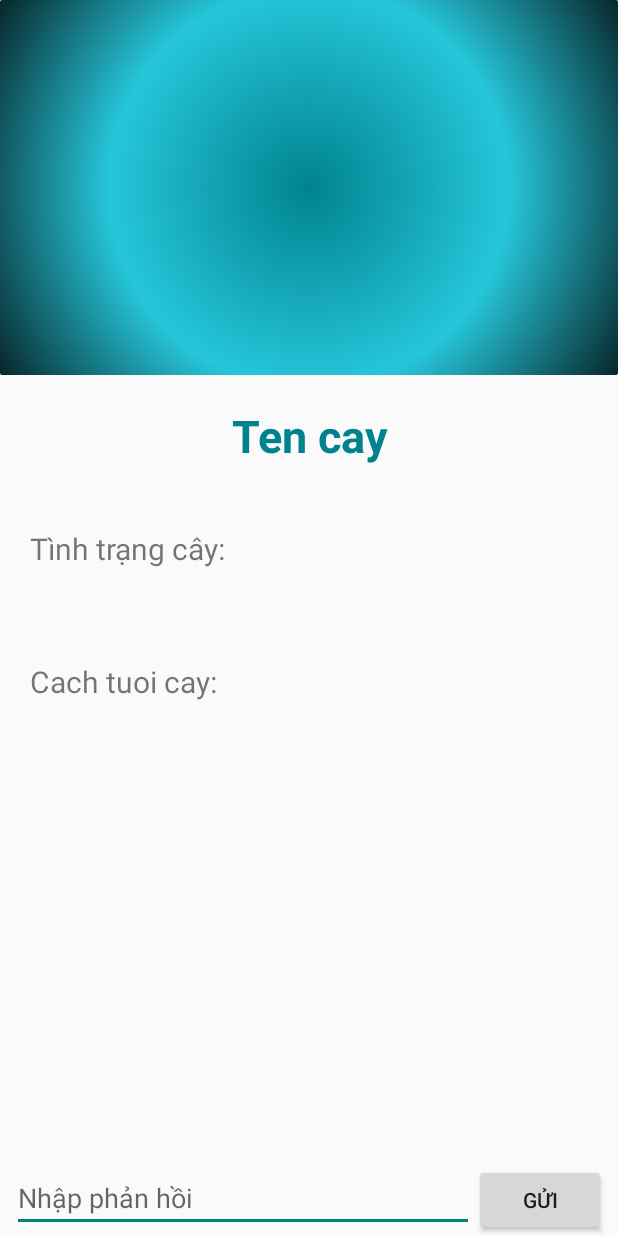
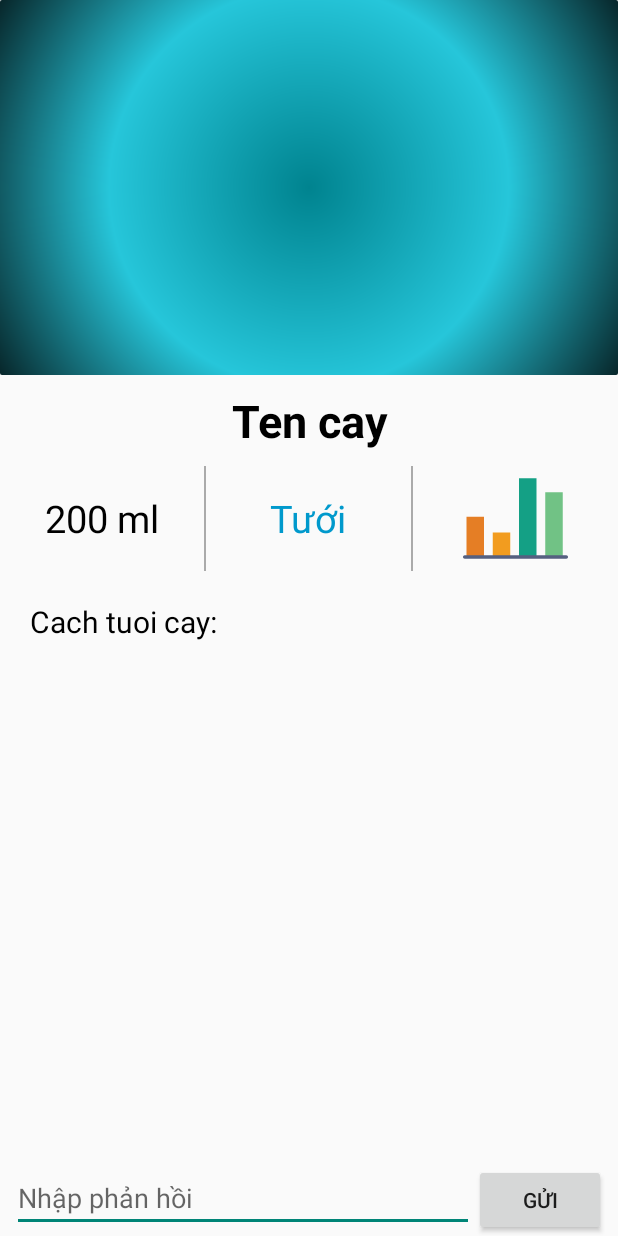
Before and after one commit to ducbet/HI, an Android app: the TreeDetail screen opened directly, with no data from a screen before it, on a phone screen of 412 x 824 dp. Run offline under Robolectric (Android 15) with nearby library versions, the phone set to English and light mode, and no system bars.

Commit message:
change tree detail UI

```diff
--- a/app/src/main/java/com/example/tmd/hi_20172/activity/TreeDetail.java
+++ b/app/src/main/java/com/example/tmd/hi_20172/activity/TreeDetail.java
@@ -4,7 +4,6 @@ import android.app.Activity;
 import android.content.Intent;
 import android.os.Bundle;
 import android.support.v7.app.AppCompatActivity;
-import android.util.Log;
 import android.view.View;
 import android.widget.Button;
 import android.widget.EditText;
@@ -13,7 +12,7 @@ import android.widget.TextView;
 import android.widget.Toast;
 
 import com.example.tmd.hi_20172.R;
-import com.example.tmd.hi_20172.model.StopOver;
+import com.example.tmd.hi_20172.activity.statistic.StatisticActivity;
 import com.example.tmd.hi_20172.model.Tree;
 
 import static com.example.tmd.hi_20172.activity.map.MapsActivity.TREE;
@@ -21,8 +20,8 @@ import static com.example.tmd.hi_20172.activity.map.MapsActivity.TREE;
 public class TreeDetail extends AppCompatActivity implements View.OnClickListener {
 
     private Tree tree;
-    private TextView txtName;
-    private ImageView imgChoose, imgTree;
+    private TextView txtName, txtSpray;
+    private ImageView imgTree;
     private Button btnSendComment;
     private EditText editTextComment;
     private TextView txtHowToWater;
@@ -31,43 +30,42 @@ public class TreeDetail extends AppCompatActivity implements View.OnClickListene
     protected void onCreate(Bundle savedInstanceState) {
         super.onCreate(savedInstanceState);
         setContentView(R.layout.activity_tree_detail);
-
         getControl();
         getTreeId();
     }
 
     private void getControl() {
-        txtName = (TextView) findViewById(R.id.text_view_name);
-        imgChoose = (ImageView) findViewById(R.id.image_view_choose);
-        imgTree = (ImageView) findViewById(R.id.image_view_tree_image);
-        imgChoose.setOnClickListener(this);
+        txtName = findViewById(R.id.text_view_name);
+        txtSpray = findViewById(R.id.text_view_spray);
+        imgTree = findViewById(R.id.image_view_tree_image);
+        txtSpray.setOnClickListener(this);
         btnSendComment = findViewById(R.id.button_send_comment);
         btnSendComment.setOnClickListener(this);
         editTextComment = findViewById(R.id.edit_text_comment);
-        txtHowToWater = (TextView)findViewById(R.id.text_view_how_to_water);
+        txtHowToWater = findViewById(R.id.text_view_how_to_water);
+        findViewById(R.id.image_view_open_statistic_act).setOnClickListener(this);
     }
 
     public void getTreeId() {
         Intent intent = getIntent();
         tree = intent.getParcelableExtra(TREE);
-        if(tree == null) {
+        if (tree == null) {
             return;
         }
         txtName.setText(tree.getName());
-        txtHowToWater.setText("Cách tưới: " +tree.getHowToWater());
+        txtHowToWater.setText("Cách tưới: " + tree.getHowToWater());
         imgTree.setImageResource(tree.getImage());
-//        Toast.makeText(this, "" + tree.isChoose(), Toast.LENGTH_SHORT).show();
         if (tree.isChoose()) {
-            imgChoose.setImageResource(R.mipmap.ic_checked);
+            txtSpray.setText("Bỏ tưới");
         } else {
-            imgChoose.setImageResource(R.mipmap.ic_water);
+            txtSpray.setText("Tưới");
         }
     }
 
     @Override
     public void onClick(View view) {
         switch (view.getId()) {
-            case R.id.image_view_choose:
+            case R.id.text_view_spray:
                 tree.setChoose(!tree.isChoose());
                 Intent returnIntent = new Intent();
                 returnIntent.putExtra("result", tree);
@@ -78,6 +76,10 @@ public class TreeDetail extends AppCompatActivity implements View.OnClickListene
                 Toast.makeText(this, R.string.sent_comment, Toast.LENGTH_SHORT).show();
                 editTextComment.setText("");
                 break;
+            case R.id.image_view_open_statistic_act:
+                Intent intent = new Intent(this, StatisticActivity.class);
+                startActivity(intent);
+                break;
         }
     }
 }
--- a/app/src/main/java/com/example/tmd/hi_20172/activity/map/MapsActivity.java
+++ b/app/src/main/java/com/example/tmd/hi_20172/activity/map/MapsActivity.java
@@ -96,6 +96,7 @@ public class MapsActivity extends FragmentActivity implements OnMapReadyCallback
     private TextView txtRouteInfo, txtNumberStopover, txtQuickChoose;
     private FloatingActionButton fab;
     private AutoCompleteTextView autocomplete;
+    private List<String> sourceAutoComplete;
     private BottomSheetBehavior<View> bottomSheetBehavior;
     private View bottomSheet;
     private RecyclerView recyclerView, recyclerViewHashTag;
@@ -329,6 +330,7 @@ public class MapsActivity extends FragmentActivity implements OnMapReadyCallback
                     case BottomSheetBehavior.STATE_HIDDEN:
                         if (tour.isEmpty()) {
                             txtQuickChoose.setVisibility(View.VISIBLE);
+                            fab.setVisibility(View.GONE);
                         } else {
                             bottomSheetBehavior.setState(BottomSheetBehavior.STATE_COLLAPSED);
                         }
@@ -351,7 +353,6 @@ public class MapsActivity extends FragmentActivity implements OnMapReadyCallback
         recyclerViewHashTag.setAdapter(hashTagsAdapter);
     }
 
-    List<String> sourceAutoComplete;
 
     private void setUpAutoCompleteTextView() {
         autocomplete = findViewById(R.id.auto_complete_text_view);
@@ -362,6 +363,7 @@ public class MapsActivity extends FragmentActivity implements OnMapReadyCallback
                 sourceAutoComplete.add(stopOver.getName());
             }
         }
+        Log.e("MY_TAG", "setUpAutoCompleteTextView: " + sourceAutoComplete.size());
         ArrayAdapter<String> adapter = new ArrayAdapter<String>
                 (this, android.R.layout.simple_list_item_1, sourceAutoComplete.toArray(new String[sourceAutoComplete.size()]));
         autocomplete.setAdapter(adapter);
--- /dev/null
+++ b/app/src/main/res/drawable/ic_graph.xml
@@ -0,0 +1,21 @@
+<vector xmlns:android="http://schemas.android.com/apk/res/android"
+    android:width="96dp"
+    android:height="96dp"
+    android:viewportHeight="60.0"
+    android:viewportWidth="60.0">
+    <path
+        android:fillColor="#14A085"
+        android:pathData="M32,7h10v45h-10z" />
+    <path
+        android:fillColor="#F29C1F"
+        android:pathData="M17,38h10v14h-10z" />
+    <path
+        android:fillColor="#E57E25"
+        android:pathData="M2,29h10v23h-10z" />
+    <path
+        android:fillColor="#71C285"
+        android:pathData="M47,15h10v37h-10z" />
+    <path
+        android:fillColor="#556080"
+        android:pathData="M59,53H1c-0.55,0 -1,-0.45 -1,-1s0.45,-1 1,-1h58c0.55,0 1,0.45 1,1S59.55,53 59,53z" />
+</vector>
--- a/app/src/main/res/layout/activity_maps.xml
+++ b/app/src/main/res/layout/activity_maps.xml
@@ -47,7 +47,7 @@
                                 android:layout_height="wrap_content"
                                 android:backgroundTint="@android:color/transparent"
                                 android:hint="@string/search_here"
-                                android:maxLines="2"
+                                android:maxLines="1"
                                 android:nextFocusLeft="@id/auto_complete_text_view"
                                 android:nextFocusUp="@id/auto_complete_text_view"
                                 android:paddingLeft="@dimen/dp_60"
@@ -73,9 +73,7 @@
                         android:layout_marginLeft="@dimen/dp_5"
                         android:layout_marginRight="@dimen/dp_5"
                         android:layout_marginStart="@dimen/dp_5" />
-
                 </LinearLayout>
-
 
                 <TextView
                     android:id="@+id/text_view_quick_choose"
--- a/app/src/main/res/layout/activity_statistic.xml
+++ b/app/src/main/res/layout/activity_statistic.xml
@@ -12,6 +12,16 @@
         android:layout_marginTop="@dimen/dp_10"
         android:descendantFocusability="blocksDescendants"
         android:orientation="vertical">
+
+        <TextView
+            android:layout_width="match_parent"
+            android:layout_height="wrap_content"
+            android:layout_marginBottom="@dimen/dp_10"
+            android:gravity="center"
+            android:text="Cây phượng"
+            android:textColor="@android:color/holo_red_light"
+            android:textSize="@dimen/sp_30"
+            android:textStyle="bold" />
 
         <LinearLayout
             android:layout_width="match_parent"
@@ -38,7 +48,7 @@
                 android:gravity="center"
                 android:text="Tháng 4/2018"
                 android:textColor="@android:color/black"
-                android:textSize="@dimen/sp_30" />
+                android:textSize="@dimen/sp_25" />
 
             <ImageView
                 android:id="@+id/image_next"
@@ -81,7 +91,7 @@
                 android:gravity="center"
                 android:text="Ngày 11"
                 android:textColor="@android:color/black"
-                android:textSize="@dimen/sp_30" />
+                android:textSize="@dimen/sp_25" />
 
             <ImageView
                 android:layout_width="@dimen/dp_50"
--- a/app/src/main/res/layout/activity_tree_detail.xml
+++ b/app/src/main/res/layout/activity_tree_detail.xml
@@ -11,69 +11,102 @@
         android:id="@+id/image_view_tree_image"
         android:layout_width="match_parent"
         android:layout_height="250dp"
+        android:scaleType="fitXY"
         android:src="@drawable/bg_gradient" />
 
     <TextView
-        android:textStyle="bold"
-        android:textColor="@color/colorAccent"
-        android:layout_marginTop="@dimen/dp_20"
         android:id="@+id/text_view_name"
         android:layout_width="match_parent"
         android:layout_height="wrap_content"
         android:layout_gravity="center"
+        android:layout_marginBottom="@dimen/dp_10"
+        android:layout_marginTop="@dimen/dp_10"
         android:gravity="center"
         android:text="Ten cay"
-        android:textSize="30sp" />
+        android:textColor="@android:color/black"
+        android:textSize="30sp"
+        android:textStyle="bold" />
 
     <LinearLayout
         android:layout_width="match_parent"
         android:layout_height="wrap_content"
-        android:orientation="horizontal"
-        android:layout_margin="@dimen/dp_20">
+        android:gravity="center"
+        android:orientation="horizontal">
 
         <TextView
             android:layout_width="0dp"
             android:layout_height="wrap_content"
             android:layout_gravity="center_vertical"
             android:layout_weight="1"
-            android:gravity="left"
-            android:text="Tình trạng cây: "
-            android:textSize="20sp" />
+            android:gravity="center"
+            android:text="200 ml"
+            android:textColor="@android:color/black"
+            android:textSize="@dimen/sp_25" />
+
+        <View
+            android:layout_width="1dp"
+            android:layout_height="match_parent"
+            android:background="@android:color/darker_gray"
+            android:paddingBottom="@dimen/dp_5"
+            android:paddingTop="@dimen/dp_5" />
+
+
+        <TextView
+            android:id="@+id/text_view_spray"
+            android:layout_width="0dp"
+            android:layout_height="wrap_content"
+            android:layout_weight="1"
+            android:gravity="center"
+            android:text="Tưới"
+            android:textColor="@android:color/holo_blue_dark"
+            android:textSize="@dimen/sp_25" />
+
+        <View
+            android:layout_width="1dp"
+            android:layout_height="match_parent"
+            android:background="@android:color/darker_gray"
+            android:paddingBottom="@dimen/dp_5"
+            android:paddingTop="@dimen/dp_5" />
 
         <ImageView
-            android:id="@+id/image_view_choose"
-            android:layout_width="70dp"
+            android:id="@+id/image_view_open_statistic_act"
+            android:layout_width="0dp"
             android:layout_height="70dp"
-            android:onClick="onClick" />
+            android:layout_weight="1"
+            android:src="@drawable/ic_graph" />
     </LinearLayout>
 
     <TextView
-        android:layout_margin="@dimen/dp_20"
         android:id="@+id/text_view_how_to_water"
         android:layout_width="match_parent"
         android:layout_height="65dp"
         android:layout_gravity="center"
+        android:layout_margin="@dimen/dp_20"
         android:layout_weight="1"
         android:gravity="left"
         android:text="Cach tuoi cay: "
+        android:textColor="@android:color/black"
         android:textSize="20sp" />
+
     <LinearLayout
-        android:orientation="horizontal"
         android:layout_width="match_parent"
-        android:layout_height="wrap_content">
+        android:layout_height="wrap_content"
+        android:orientation="horizontal">
+
         <EditText
-            android:layout_marginLeft="@dimen/dp_8"
             android:id="@+id/edit_text_comment"
-            android:layout_weight="1"
             android:layout_width="0dp"
             android:layout_height="wrap_content"
-            android:hint="@string/title_comment"/>
+            android:layout_marginLeft="@dimen/dp_8"
+            android:layout_weight="1"
+            android:hint="@string/title_comment" />
+
         <Button
-            android:layout_marginRight="@dimen/dp_8"
             android:id="@+id/button_send_comment"
             android:layout_width="wrap_content"
             android:layout_height="wrap_content"
-            android:text="@string/title_send_comment"/>
+            android:layout_marginRight="@dimen/dp_8"
+            android:text="@string/title_send_comment" />
     </LinearLayout>
 
 </LinearLayout>
```
Also changed, not shown: app/src/main/AndroidManifest.xml (+2 -5 lines), app/src/main/res/drawable/statistic.png.
